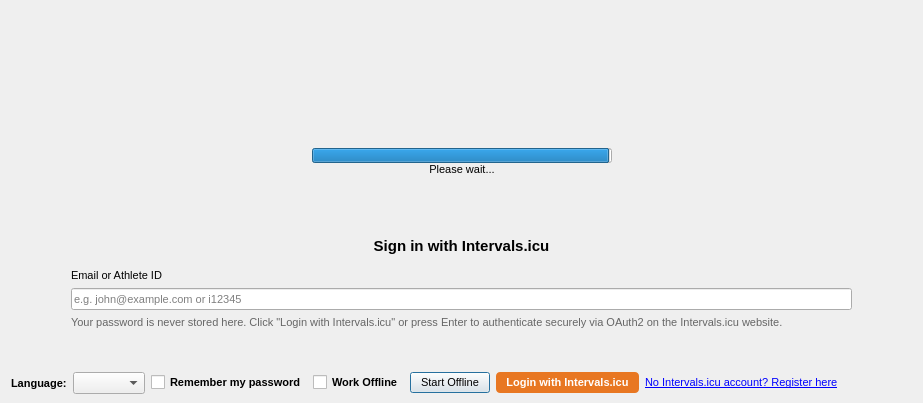
This is src/ui/dialoglogin.ui in MaximumTrainer/MaximumTrainer_Redux as Qt 5 draws it before an edit. The edited form follows.
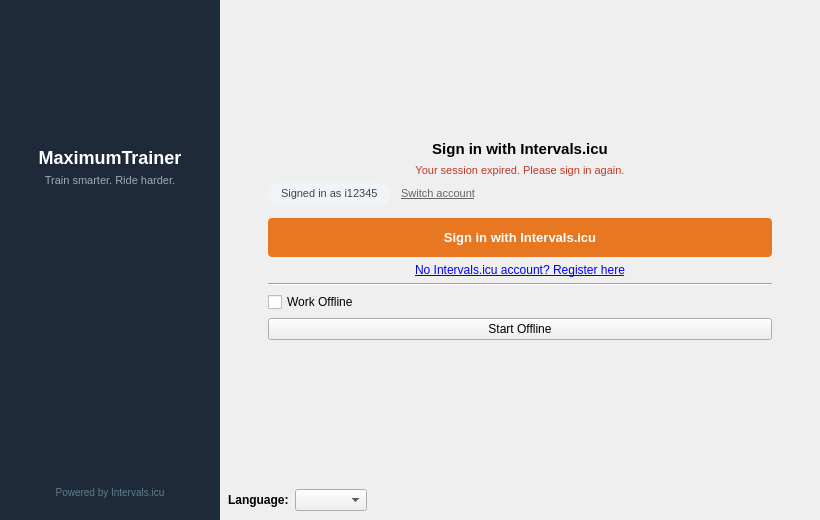
This is the edited form. Icons and pictures are not drawn. Custom widgets are drawn as their Qt base class.

Commit message: feat: redesign login to use embedded Intervals.icu OAuth2 flow

```diff
--- a/src/ui/dialoglogin.ui
+++ b/src/ui/dialoglogin.ui
@@ -6,8 +6,8 @@
    <rect>
     <x>0</x>
     <y>0</y>
-    <width>557</width>
-    <height>403</height>
+    <width>820</width>
+    <height>520</height>
    </rect>
   </property>
   <property name="sizePolicy">
@@ -29,489 +29,638 @@
     <normaloff>:/image/icon/main_icon</normaloff>:/image/icon/main_icon</iconset>
   </property>
   <property name="styleSheet">
-   <string notr="true">QDialog#DialogLogin {
-	/*background-color: #e9eaed*/
+   <string notr="true">
+QWidget#widget_brand {
+    background-color: #1e2a3a;
 }
-
-/*
-QGroupBox#groupBox_center {
-	background-color: #FFFFFF;
-     border: 2px solid gray;
-     border-radius: 5px;
+QLabel#label_logo {
+    image: url(:/image/icon/logo);
 }
-*/
-
-
-QLabel#label_logo, #label_logo2 {
-	image: url(:/image/icon/logo);
-}</string>
-  </property>
-  <property name="sizeGripEnabled">
-   <bool>false</bool>
-  </property>
-  <layout class="QGridLayout" name="gridLayout">
-   <property name="bottomMargin">
-    <number>0</number>
-   </property>
-   <item row="1" column="0">
-    <spacer name="verticalSpacer">
-     <property name="orientation">
-      <enum>Qt::Vertical</enum>
-     </property>
-     <property name="sizeType">
-      <enum>QSizePolicy::Maximum</enum>
-     </property>
-     <property name="sizeHint" stdset="0">
-      <size>
-       <width>20</width>
-       <height>40</height>
-      </size>
-     </property>
-    </spacer>
-   </item>
-   <item row="0" column="0" colspan="2">
-    <widget class="QWidget" name="widget_loading" native="true">
-     <property name="maximumSize">
-      <size>
-       <width>16777215</width>
-       <height>300</height>
-      </size>
-     </property>
-     <layout class="QGridLayout" name="gridLayout_2">
-      <property name="leftMargin">
-       <number>0</number>
-      </property>
-      <property name="topMargin">
-       <number>0</number>
-      </property>
-      <property name="rightMargin">
-       <number>0</number>
-      </property>
-      <property name="bottomMargin">
-       <number>0</number>
-      </property>
-      <property name="verticalSpacing">
-       <number>0</number>
-      </property>
-      <item row="5" column="1">
-       <widget class="QLabel" name="label_process">
-        <property name="minimumSize">
-         <size>
-          <width>300</width>
-          <height>0</height>
-         </size>
-        </property>
-        <property name="text">
-         <string>Please wait...</string>
-        </property>
-        <property name="alignment">
-         <set>Qt::AlignCenter</set>
-        </property>
-       </widget>
-      </item>
-      <item row="1" column="1">
-       <widget class="QLabel" name="label_logo2">
-        <property name="sizePolicy">
-         <sizepolicy hsizetype="Preferred" vsizetype="Fixed">
-          <horstretch>0</horstretch>
-          <verstretch>0</verstretch>
-         </sizepolicy>
-        </property>
-        <property name="minimumSize">
-         <size>
-          <width>0</width>
-          <height>100</height>
-         </size>
-        </property>
-        <property name="maximumSize">
-         <size>
-          <width>16777215</width>
-          <height>100</height>
-         </size>
-        </property>
-        <property name="text">
-         <string/>
-        </property>
-        <property name="alignment">
-         <set>Qt::AlignCenter</set>
-        </property>
-       </widget>
-      </item>
-      <item row="4" column="1">
-       <widget class="QProgressBar" name="progressBar">
-        <property name="sizePolicy">
-         <sizepolicy hsizetype="Preferred" vsizetype="Preferred">
-          <horstretch>0</horstretch>
-          <verstretch>0</verstretch>
-         </sizepolicy>
-        </property>
-        <property name="value">
-         <number>99</number>
-        </property>
-        <property name="textVisible">
-         <bool>false</bool>
-        </property>
-       </widget>
-      </item>
-      <item row="2" column="0">
-       <widget class="QLabel" name="label">
-        <property name="sizePolicy">
-         <sizepolicy hsizetype="Preferred" vsizetype="Minimum">
-          <horstretch>0</horstretch>
-          <verstretch>0</verstretch>
-         </sizepolicy>
-        </property>
-        <property name="minimumSize">
-         <size>
-          <width>1</width>
-          <height>1</height>
-         </size>
-        </property>
-        <property name="text">
-         <string/>
-        </property>
-       </widget>
-      </item>
-      <item row="2" column="2">
-       <widget class="QLabel" name="label_2">
-        <property name="sizePolicy">
-         <sizepolicy hsizetype="Preferred" vsizetype="Minimum">
-          <horstretch>0</horstretch>
-          <verstretch>0</verstretch>
-         </sizepolicy>
-        </property>
-        <property name="minimumSize">
-         <size>
-          <width>1</width>
-          <height>1</height>
-         </size>
-        </property>
-        <property name="text">
-         <string/>
-        </property>
-       </widget>
-      </item>
-      <item row="0" column="1">
-       <spacer name="verticalSpacer_3">
-        <property name="orientation">
-         <enum>Qt::Vertical</enum>
-        </property>
-        <property name="sizeType">
-         <enum>QSizePolicy::Maximum</enum>
-        </property>
-        <property name="sizeHint" stdset="0">
-         <size>
-          <width>20</width>
-          <height>40</height>
-         </size>
-        </property>
-       </spacer>
-      </item>
-     </layout>
-    </widget>
-   </item>
-   <item row="4" column="0">
-    <widget class="QWidget" name="widget_bottom" native="true">
-     <property name="sizePolicy">
-      <sizepolicy hsizetype="Preferred" vsizetype="Minimum">
-       <horstretch>0</horstretch>
-       <verstretch>0</verstretch>
-      </sizepolicy>
-     </property>
-     <property name="minimumSize">
-      <size>
-       <width>0</width>
-       <height>40</height>
-      </size>
-     </property>
-     <layout class="QHBoxLayout" name="horizontalLayout">
-      <property name="leftMargin">
-       <number>0</number>
-      </property>
-      <property name="topMargin">
-       <number>0</number>
-      </property>
-      <property name="rightMargin">
-       <number>0</number>
-      </property>
-      <property name="bottomMargin">
-       <number>0</number>
-      </property>
-      <item>
-       <widget class="QLabel" name="label_language">
-        <property name="font">
-         <font>
-          <weight>75</weight>
-          <bold>true</bold>
-         </font>
-        </property>
-        <property name="text">
-         <string>Language:</string>
-        </property>
-        <property name="alignment">
-         <set>Qt::AlignLeading|Qt::AlignLeft|Qt::AlignVCenter</set>
-        </property>
-       </widget>
-      </item>
-      <item>
-       <widget class="LanguageComboBox" name="comboBox_language">
-        <property name="sizePolicy">
-         <sizepolicy hsizetype="Preferred" vsizetype="Fixed">
-          <horstretch>0</horstretch>
-          <verstretch>0</verstretch>
-         </sizepolicy>
-        </property>
-        <property name="minimumSize">
-         <size>
-          <width>0</width>
-          <height>0</height>
-         </size>
-        </property>
-        <property name="cursor">
-         <cursorShape>PointingHandCursor</cursorShape>
-        </property>
-       </widget>
-      </item>
-      <item>
-       <widget class="QCheckBox" name="checkBox_autoLogin">
-        <property name="font">
-         <font>
-          <weight>75</weight>
-          <bold>true</bold>
-         </font>
-        </property>
-        <property name="text">
-         <string>Remember my password</string>
-        </property>
-       </widget>
-      </item>
-      <item>
-       <widget class="QCheckBox" name="checkBox_workOffline">
-        <property name="font">
-         <font>
-          <weight>75</weight>
-          <bold>true</bold>
-         </font>
-        </property>
-        <property name="text">
-         <string>Work Offline</string>
-        </property>
-       </widget>
-      </item>
-      <item>
-       <widget class="QPushButton" name="pushButton_startOffline">
-        <property name="visible">
-         <bool>false</bool>
-        </property>
-        <property name="text">
-         <string>Start Offline</string>
-        </property>
-       </widget>
-      </item>
-      <item>
-       <spacer name="horizontalSpacer">
-        <property name="orientation">
-         <enum>Qt::Horizontal</enum>
-        </property>
-        <property name="sizeHint" stdset="0">
-         <size>
-          <width>40</width>
-          <height>20</height>
-         </size>
-        </property>
-       </spacer>
-      </item>
-      <item>
-       <widget class="QPushButton" name="pushButton_loginIntervalsIcu">
-        <property name="toolTip">
-         <string>Log in using your Intervals.icu account via OAuth2</string>
-        </property>
-        <property name="text">
-         <string>Login with Intervals.icu</string>
-        </property>
-        <property name="styleSheet">
-         <string notr="true">QPushButton#pushButton_loginIntervalsIcu {
+QLabel#label_appName {
+    color: white;
+    font-size: 18px;
+    font-weight: bold;
+}
+QLabel#label_tagline {
+    color: #a0aab4;
+    font-size: 11px;
+}
+QLabel#label_icuBadge {
+    color: #607d8b;
+    font-size: 10px;
+}
+QPushButton#pushButton_loginIntervalsIcu {
     background-color: #e87722;
     color: white;
     border-radius: 4px;
-    padding: 4px 10px;
+    padding: 12px 24px;
     font-weight: bold;
+    font-size: 13px;
 }
 QPushButton#pushButton_loginIntervalsIcu:hover {
     background-color: #cf5e0c;
 }
 QPushButton#pushButton_loginIntervalsIcu:pressed {
     background-color: #a84a09;
-}</string>
-        </property>
-       </widget>
-      </item>
+}
+</string>
+  </property>
+  <property name="sizeGripEnabled">
+   <bool>false</bool>
+  </property>
+  <layout class="QHBoxLayout" name="horizontalLayout_main">
+   <property name="spacing">
+    <number>0</number>
+   </property>
+   <property name="leftMargin">
+    <number>0</number>
+   </property>
+   <property name="topMargin">
+    <number>0</number>
+   </property>
+   <property name="rightMargin">
+    <number>0</number>
+   </property>
+   <property name="bottomMargin">
+    <number>0</number>
+   </property>
+   <!-- Left brand panel -->
+   <item>
+    <widget class="QWidget" name="widget_brand">
+     <property name="minimumSize">
+      <size>
+       <width>220</width>
+       <height>0</height>
+      </size>
+     </property>
+     <property name="maximumSize">
+      <size>
+       <width>220</width>
+       <height>16777215</height>
+      </size>
+     </property>
+     <layout class="QVBoxLayout" name="verticalLayout_brand">
+      <property name="leftMargin">
+       <number>16</number>
+      </property>
+      <property name="rightMargin">
+       <number>16</number>
+      </property>
       <item>
-       <widget class="QLabel" name="label_registerIntervalsIcu">
-        <property name="toolTip">
-         <string>Create a free Intervals.icu account</string>
+       <spacer name="verticalSpacer_brand_top">
+        <property name="orientation">
+         <enum>Qt::Vertical</enum>
         </property>
-        <property name="text">
-         <string>&lt;a href=&quot;https://intervals.icu/register&quot;&gt;No Intervals.icu account? Register here&lt;/a&gt;</string>
+        <property name="sizeType">
+         <enum>QSizePolicy::Fixed</enum>
         </property>
-        <property name="openExternalLinks">
-         <bool>true</bool>
+        <property name="sizeHint" stdset="0">
+         <size>
+          <width>20</width>
+          <height>32</height>
+         </size>
         </property>
-        <property name="textInteractionFlags">
-         <set>Qt::LinksAccessibleByKeyboard|Qt::LinksAccessibleByMouse</set>
-        </property>
-       </widget>
+       </spacer>
       </item>
       <item>
-       <widget class="QLabel" name="label_loading">
-        <property name="text">
-         <string/>
-        </property>
-       </widget>
-      </item>
-      <item>
-       <widget class="QLabel" name="label_version">
+       <widget class="QLabel" name="label_logo">
         <property name="sizePolicy">
-         <sizepolicy hsizetype="Preferred" vsizetype="Maximum">
+         <sizepolicy hsizetype="Preferred" vsizetype="Fixed">
           <horstretch>0</horstretch>
           <verstretch>0</verstretch>
          </sizepolicy>
         </property>
         <property name="minimumSize">
          <size>
-          <width>50</width>
-          <height>10</height>
+          <width>0</width>
+          <height>100</height>
          </size>
         </property>
         <property name="maximumSize">
          <size>
           <width>16777215</width>
-          <height>10</height>
+          <height>100</height>
          </size>
         </property>
         <property name="text">
          <string/>
         </property>
         <property name="alignment">
-         <set>Qt::AlignRight|Qt::AlignTrailing|Qt::AlignVCenter</set>
+         <set>Qt::AlignCenter</set>
         </property>
        </widget>
       </item>
+      <item>
+       <widget class="QLabel" name="label_appName">
+        <property name="text">
+         <string>MaximumTrainer</string>
+        </property>
+        <property name="alignment">
+         <set>Qt::AlignCenter</set>
+        </property>
+        <property name="wordWrap">
+         <bool>false</bool>
+        </property>
+       </widget>
+      </item>
+      <item>
+       <widget class="QLabel" name="label_tagline">
+        <property name="text">
+         <string>Train smarter. Ride harder.</string>
+        </property>
+        <property name="alignment">
+         <set>Qt::AlignCenter</set>
+        </property>
+        <property name="wordWrap">
+         <bool>true</bool>
+        </property>
+       </widget>
+      </item>
+      <item>
+       <spacer name="verticalSpacer_brand_mid">
+        <property name="orientation">
+         <enum>Qt::Vertical</enum>
+        </property>
+        <property name="sizeType">
+         <enum>QSizePolicy::Expanding</enum>
+        </property>
+        <property name="sizeHint" stdset="0">
+         <size>
+          <width>20</width>
+          <height>40</height>
+         </size>
+        </property>
+       </spacer>
+      </item>
+      <item>
+       <widget class="QLabel" name="label_icuBadge">
+        <property name="text">
+         <string>Powered by Intervals.icu</string>
+        </property>
+        <property name="alignment">
+         <set>Qt::AlignCenter</set>
+        </property>
+       </widget>
+      </item>
+      <item>
+       <spacer name="verticalSpacer_brand_bottom">
+        <property name="orientation">
+         <enum>Qt::Vertical</enum>
+        </property>
+        <property name="sizeType">
+         <enum>QSizePolicy::Fixed</enum>
+        </property>
+        <property name="sizeHint" stdset="0">
+         <size>
+          <width>20</width>
+          <height>12</height>
+         </size>
+        </property>
+       </spacer>
+      </item>
      </layout>
     </widget>
    </item>
-   <item row="2" column="0" colspan="2">
-    <widget class="QWidget" name="widget_center" native="true">
-     <property name="sizePolicy">
-      <sizepolicy hsizetype="Preferred" vsizetype="Expanding">
-       <horstretch>0</horstretch>
-       <verstretch>1</verstretch>
-      </sizepolicy>
-     </property>
-     <layout class="QVBoxLayout" name="verticalLayout_center">
-      <property name="leftMargin">
-       <number>60</number>
-      </property>
-      <property name="topMargin">
-       <number>16</number>
-      </property>
-      <property name="rightMargin">
-       <number>60</number>
-      </property>
-      <property name="bottomMargin">
-       <number>8</number>
-      </property>
+   <!-- Right panel -->
+   <item>
+    <widget class="QWidget" name="widget_right">
+     <layout class="QVBoxLayout" name="verticalLayout_right">
       <property name="spacing">
-       <number>6</number>
+       <number>0</number>
       </property>
+      <property name="leftMargin">
+       <number>0</number>
+      </property>
+      <property name="topMargin">
+       <number>0</number>
+      </property>
+      <property name="rightMargin">
+       <number>0</number>
+      </property>
+      <property name="bottomMargin">
+       <number>0</number>
+      </property>
       <item>
-       <spacer name="verticalSpacer_form_top">
-        <property name="orientation">
-         <enum>Qt::Vertical</enum>
-        </property>
-        <property name="sizeType">
-         <enum>QSizePolicy::Expanding</enum>
-        </property>
-        <property name="sizeHint" stdset="0">
-         <size>
-          <width>20</width>
-          <height>20</height>
-         </size>
-        </property>
-       </spacer>
-      </item>
-      <item>
-       <widget class="QLabel" name="label_signInHeading">
-        <property name="text">
-         <string>Sign in with Intervals.icu</string>
-        </property>
-        <property name="alignment">
-         <set>Qt::AlignCenter</set>
-        </property>
-        <property name="styleSheet">
-         <string notr="true">font-size: 15px; font-weight: bold;</string>
-        </property>
+       <!-- QStackedWidget: page 0=login, page 1=oauth webview, page 2=loading/reconnecting -->
+       <widget class="QStackedWidget" name="stackedWidget_main">
+        <!-- Page 0: Login form -->
+        <widget class="QWidget" name="widget_center">
+         <layout class="QVBoxLayout" name="verticalLayout_loginForm">
+          <property name="leftMargin">
+           <number>48</number>
+          </property>
+          <property name="topMargin">
+           <number>8</number>
+          </property>
+          <property name="rightMargin">
+           <number>48</number>
+          </property>
+          <property name="bottomMargin">
+           <number>8</number>
+          </property>
+          <property name="spacing">
+           <number>6</number>
+          </property>
+          <item>
+           <spacer name="verticalSpacer_form_top">
+            <property name="orientation">
+             <enum>Qt::Vertical</enum>
+            </property>
+            <property name="sizeType">
+             <enum>QSizePolicy::Expanding</enum>
+            </property>
+            <property name="sizeHint" stdset="0">
+             <size>
+              <width>20</width>
+              <height>40</height>
+             </size>
+            </property>
+           </spacer>
+          </item>
+          <item>
+           <widget class="QLabel" name="label_welcomeHeading">
+            <property name="text">
+             <string>Sign in with Intervals.icu</string>
+            </property>
+            <property name="alignment">
+             <set>Qt::AlignCenter</set>
+            </property>
+            <property name="styleSheet">
+             <string notr="true">font-size: 15px; font-weight: bold;</string>
+            </property>
+           </widget>
+          </item>
+          <item>
+           <widget class="QLabel" name="label_sessionExpired">
+            <property name="visible">
+             <bool>false</bool>
+            </property>
+            <property name="text">
+             <string>Your session expired. Please sign in again.</string>
+            </property>
+            <property name="alignment">
+             <set>Qt::AlignCenter</set>
+            </property>
+            <property name="wordWrap">
+             <bool>true</bool>
+            </property>
+            <property name="styleSheet">
+             <string notr="true">color: #c0392b; font-size: 11px;</string>
+            </property>
+           </widget>
+          </item>
+          <item>
+           <widget class="QWidget" name="widget_returningUser" native="true">
+            <property name="visible">
+             <bool>false</bool>
+            </property>
+            <layout class="QHBoxLayout" name="horizontalLayout_returningUser">
+             <property name="leftMargin">
+              <number>0</number>
+             </property>
+             <property name="topMargin">
+              <number>0</number>
+             </property>
+             <property name="rightMargin">
+              <number>0</number>
+             </property>
+             <property name="bottomMargin">
+              <number>0</number>
+             </property>
+             <item>
+              <widget class="QLabel" name="label_returningPill">
+               <property name="text">
+                <string>Signed in as i12345</string>
+               </property>
+               <property name="styleSheet">
+                <string notr="true">background: #f0f4f8; border-radius: 10px; padding: 4px 10px; color: #444; font-size: 11px;</string>
+               </property>
+              </widget>
+             </item>
+             <item>
+              <widget class="QPushButton" name="pushButton_switchAccount">
+               <property name="text">
+                <string>Switch account</string>
+               </property>
+               <property name="flat">
+                <bool>true</bool>
+               </property>
+               <property name="styleSheet">
+                <string notr="true">color: #666; font-size: 11px; text-decoration: underline;</string>
+               </property>
+              </widget>
+             </item>
+             <item>
+              <spacer name="horizontalSpacer_returningUser">
+               <property name="orientation">
+                <enum>Qt::Horizontal</enum>
+               </property>
+               <property name="sizeHint" stdset="0">
+                <size>
+                 <width>40</width>
+                 <height>20</height>
+                </size>
+               </property>
+              </spacer>
+             </item>
+            </layout>
+           </widget>
+          </item>
+          <item>
+           <spacer name="verticalSpacer_form_mid">
+            <property name="orientation">
+             <enum>Qt::Vertical</enum>
+            </property>
+            <property name="sizeType">
+             <enum>QSizePolicy::Fixed</enum>
+            </property>
+            <property name="sizeHint" stdset="0">
+             <size>
+              <width>20</width>
+              <height>8</height>
+             </size>
+            </property>
+           </spacer>
+          </item>
+          <item>
+           <widget class="QPushButton" name="pushButton_loginIntervalsIcu">
+            <property name="sizePolicy">
+             <sizepolicy hsizetype="Expanding" vsizetype="Fixed">
+              <horstretch>0</horstretch>
+              <verstretch>0</verstretch>
+             </sizepolicy>
+            </property>
+            <property name="toolTip">
+             <string>Log in using your Intervals.icu account via OAuth2</string>
+            </property>
+            <property name="text">
+             <string>Sign in with Intervals.icu</string>
+            </property>
+           </widget>
+          </item>
+          <item>
+           <widget class="QLabel" name="label_registerIntervalsIcu">
+            <property name="toolTip">
+             <string>Create a free Intervals.icu account</string>
+            </property>
+            <property name="text">
+             <string>&lt;a href=&quot;https://intervals.icu/register&quot;&gt;No Intervals.icu account? Register here&lt;/a&gt;</string>
+            </property>
+            <property name="alignment">
+             <set>Qt::AlignCenter</set>
+            </property>
+            <property name="openExternalLinks">
+             <bool>true</bool>
+            </property>
+            <property name="textInteractionFlags">
+             <set>Qt::LinksAccessibleByKeyboard|Qt::LinksAccessibleByMouse</set>
+            </property>
+           </widget>
+          </item>
+          <item>
+           <widget class="QFrame" name="line_separator">
+            <property name="frameShape">
+             <enum>QFrame::HLine</enum>
+            </property>
+            <property name="frameShadow">
+             <enum>QFrame::Sunken</enum>
+            </property>
+           </widget>
+          </item>
+          <item>
+           <widget class="QCheckBox" name="checkBox_workOffline">
+            <property name="text">
+             <string>Work Offline</string>
+            </property>
+           </widget>
+          </item>
+          <item>
+           <widget class="QPushButton" name="pushButton_startOffline">
+            <property name="visible">
+             <bool>false</bool>
+            </property>
+            <property name="text">
+             <string>Start Offline</string>
+            </property>
+           </widget>
+          </item>
+          <item>
+           <spacer name="verticalSpacer_form_bottom">
+            <property name="orientation">
+             <enum>Qt::Vertical</enum>
+            </property>
+            <property name="sizeType">
+             <enum>QSizePolicy::Expanding</enum>
+            </property>
+            <property name="sizeHint" stdset="0">
+             <size>
+              <width>20</width>
+              <height>40</height>
+             </size>
+            </property>
+           </spacer>
+          </item>
+         </layout>
+        </widget>
+        <!-- Page 1: OAuth WebView placeholder (IntervalsIcuOAuthWidget added in constructor) -->
+        <widget class="QWidget" name="widget_oauthPage">
+         <layout class="QVBoxLayout" name="verticalLayout_oauthPage">
+          <property name="leftMargin">
+           <number>0</number>
+          </property>
+          <property name="topMargin">
+           <number>0</number>
+          </property>
+          <property name="rightMargin">
+           <number>0</number>
+          </property>
+          <property name="bottomMargin">
+           <number>0</number>
+          </property>
+         </layout>
+        </widget>
+        <!-- Page 2: Loading / reconnecting state -->
+        <widget class="QWidget" name="widget_loading">
+         <layout class="QVBoxLayout" name="verticalLayout_loading">
+          <property name="leftMargin">
+           <number>48</number>
+          </property>
+          <property name="rightMargin">
+           <number>48</number>
+          </property>
+          <item>
+           <spacer name="verticalSpacer_loading_top">
+            <property name="orientation">
+             <enum>Qt::Vertical</enum>
+            </property>
+            <property name="sizeType">
+             <enum>QSizePolicy::Expanding</enum>
+            </property>
+            <property name="sizeHint" stdset="0">
+             <size>
+              <width>20</width>
+              <height>40</height>
+             </size>
+            </property>
+           </spacer>
+          </item>
+          <item>
+           <widget class="QLabel" name="label_process">
+            <property name="minimumSize">
+             <size>
+              <width>300</width>
+              <height>0</height>
+             </size>
+            </property>
+            <property name="text">
+             <string>Please wait...</string>
+            </property>
+            <property name="alignment">
+             <set>Qt::AlignCenter</set>
+            </property>
+           </widget>
+          </item>
+          <item>
+           <widget class="QPushButton" name="pushButton_useDifferentAccount">
+            <property name="text">
+             <string>Use a different account</string>
+            </property>
+            <property name="flat">
+             <bool>true</bool>
+            </property>
+            <property name="styleSheet">
+             <string notr="true">color: #666; font-size: 11px; text-decoration: underline;</string>
+            </property>
+           </widget>
+          </item>
+          <item>
+           <spacer name="verticalSpacer_loading_bottom">
+            <property name="orientation">
+             <enum>Qt::Vertical</enum>
+            </property>
+            <property name="sizeType">
+             <enum>QSizePolicy::Expanding</enum>
+            </property>
+            <property name="sizeHint" stdset="0">
+             <size>
+              <width>20</width>
+              <height>40</height>
+             </size>
+            </property>
+           </spacer>
+          </item>
+         </layout>
+        </widget>
        </widget>
       </item>
+      <!-- Footer -->
       <item>
-       <spacer name="verticalSpacer_form_mid">
-        <property name="orientation">
-         <enum>Qt::Vertical</enum>
+       <widget class="QWidget" name="widget_bottom" native="true">
+        <property name="sizePolicy">
+         <sizepolicy hsizetype="Preferred" vsizetype="Minimum">
+          <horstretch>0</horstretch>
+          <verstretch>0</verstretch>
+         </sizepolicy>
         </property>
-        <property name="sizeType">
-         <enum>QSizePolicy::Fixed</enum>
-        </property>
-        <property name="sizeHint" stdset="0">
+        <property name="minimumSize">
          <size>
-          <width>20</width>
-          <height>8</height>
+          <width>0</width>
+          <height>40</height>
          </size>
         </property>
-       </spacer>
-      </item>
-      <item>
-       <widget class="QLabel" name="label_athleteEmailField">
-        <property name="text">
-         <string>Email or Athlete ID</string>
-        </property>
+        <layout class="QHBoxLayout" name="horizontalLayout_bottom">
+         <property name="leftMargin">
+          <number>8</number>
+         </property>
+         <property name="topMargin">
+          <number>0</number>
+         </property>
+         <property name="rightMargin">
+          <number>8</number>
+         </property>
+         <property name="bottomMargin">
+          <number>0</number>
+         </property>
+         <item>
+          <widget class="QLabel" name="label_language">
+           <property name="font">
+            <font>
+             <weight>75</weight>
+             <bold>true</bold>
+            </font>
+           </property>
+           <property name="text">
+            <string>Language:</string>
+           </property>
+           <property name="alignment">
+            <set>Qt::AlignLeading|Qt::AlignLeft|Qt::AlignVCenter</set>
+           </property>
+          </widget>
+         </item>
+         <item>
+          <widget class="LanguageComboBox" name="comboBox_language">
+           <property name="sizePolicy">
+            <sizepolicy hsizetype="Preferred" vsizetype="Fixed">
+             <horstretch>0</horstretch>
+             <verstretch>0</verstretch>
+            </sizepolicy>
+           </property>
+           <property name="cursor">
+            <cursorShape>PointingHandCursor</cursorShape>
+           </property>
+          </widget>
+         </item>
+         <item>
+          <spacer name="horizontalSpacer_bottom">
+           <property name="orientation">
+            <enum>Qt::Horizontal</enum>
+           </property>
+           <property name="sizeHint" stdset="0">
+            <size>
+             <width>40</width>
+             <height>20</height>
+            </size>
+           </property>
+          </spacer>
+         </item>
+         <item>
+          <widget class="QLabel" name="label_loading">
+           <property name="text">
+            <string/>
+           </property>
+          </widget>
+         </item>
+         <item>
+          <widget class="QLabel" name="label_version">
+           <property name="sizePolicy">
+            <sizepolicy hsizetype="Preferred" vsizetype="Maximum">
+             <horstretch>0</horstretch>
+             <verstretch>0</verstretch>
+            </sizepolicy>
+           </property>
+           <property name="minimumSize">
+            <size>
+             <width>50</width>
+             <height>10</height>
+            </size>
+           </property>
+           <property name="maximumSize">
+            <size>
+             <width>16777215</width>
+             <height>10</height>
+            </size>
+           </property>
+           <property name="text">
+            <string/>
+           </property>
+           <property name="alignment">
+            <set>Qt::AlignRight|Qt::AlignTrailing|Qt::AlignVCenter</set>
+           </property>
+          </widget>
+         </item>
+        </layout>
        </widget>
       </item>
-      <item>
-       <widget class="QLineEdit" name="lineEdit_athleteEmail">
-        <property name="placeholderText">
-         <string>e.g. john@example.com or i12345</string>
-        </property>
-       </widget>
-      </item>
-      <item>
-       <widget class="QLabel" name="label_oauthNote">
-        <property name="text">
-         <string>Your password is never stored here. Click "Login with Intervals.icu" or press Enter to authenticate securely via OAuth2 on the Intervals.icu website.</string>
-        </property>
-        <property name="wordWrap">
-         <bool>true</bool>
-        </property>
-        <property name="styleSheet">
-         <string notr="true">color: #666; font-size: 11px;</string>
-        </property>
-       </widget>
-      </item>
-      <item>
-       <spacer name="verticalSpacer_form_bottom">
-        <property name="orientation">
-         <enum>Qt::Vertical</enum>
-        </property>
-        <property name="sizeType">
-         <enum>QSizePolicy::Expanding</enum>
-        </property>
-        <property name="sizeHint" stdset="0">
-         <size>
-          <width>20</width>
-          <height>20</height>
-         </size>
-        </property>
-       </spacer>
-      </item>
      </layout>
     </widget>
    </item>
```
The commit also changes 17 other files.
